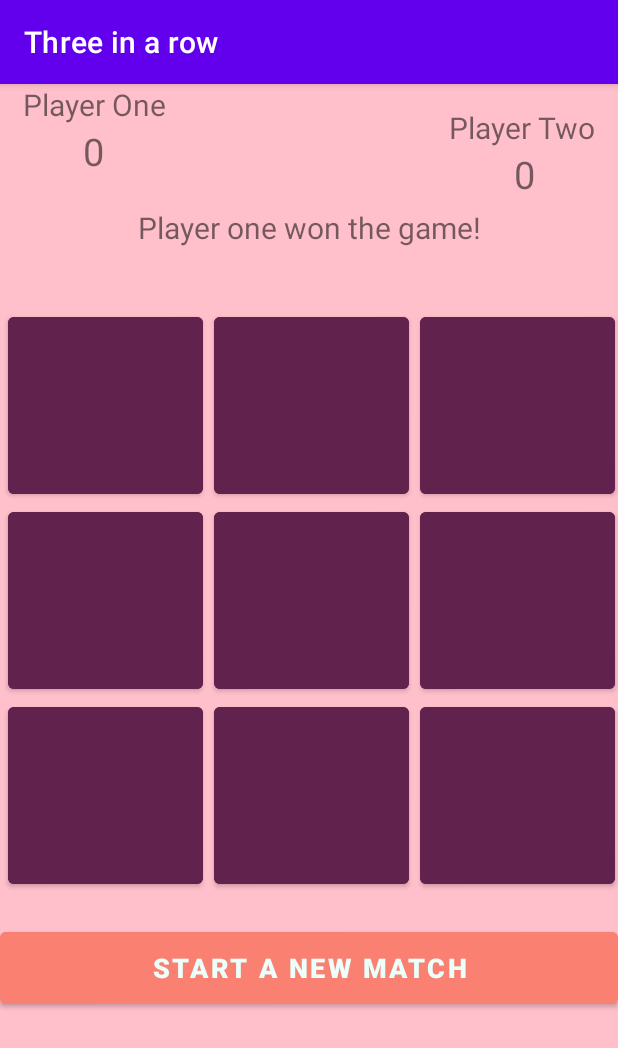
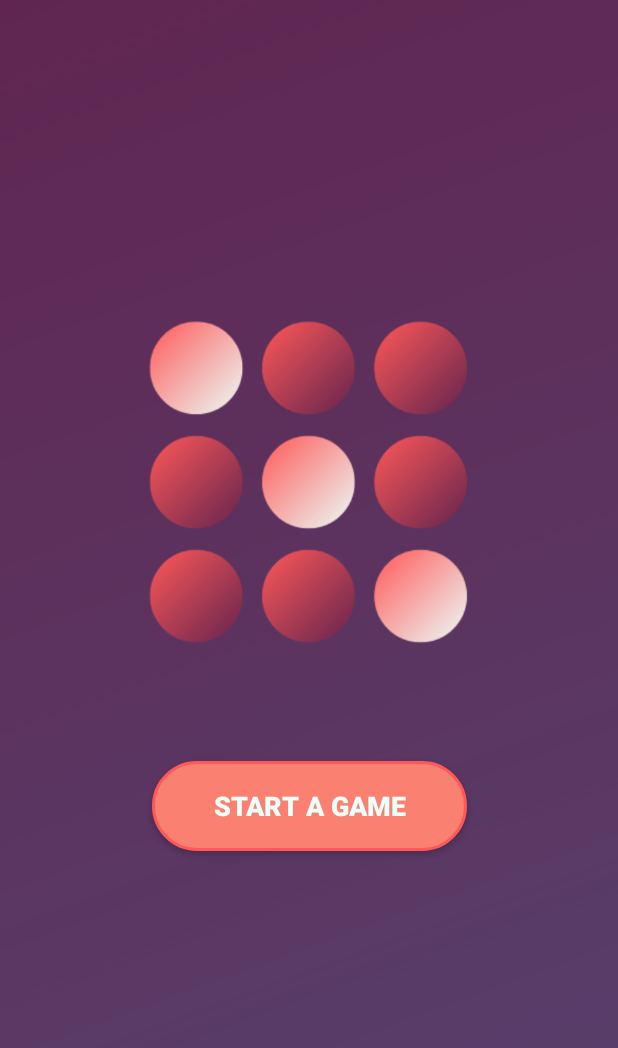
Before and after one commit to anmaricdev/MobDev-Project-2, an Android app: the screen it shows after launch (MainActivity before the commit, PreGameActivity after it), on a phone screen of 412 x 824 dp. Shown: the top 1048 px of the screen. Run offline under Robolectric (Android 15) with nearby library versions, the light colour scheme and no system bars.

Commit message:
added pregame and player name screen
added a pregame activity which contains a start a new game button which then takes the player to the player name activity where players can enter their usernames that will be used for display purposes

```diff
--- /dev/null
+++ b/app/src/main/java/tic/tac/toe/PreGameActivity.kt
@@ -0,0 +1,25 @@
+package tic.tac.toe
+
+import android.content.Intent
+import androidx.appcompat.app.AppCompatActivity
+import android.os.Bundle
+import android.os.Handler
+import android.os.Looper
+import android.widget.Button
+
+class PreGameActivity : AppCompatActivity() {
+    override fun onCreate(savedInstanceState: Bundle?) {
+        super.onCreate(savedInstanceState)
+        setContentView(R.layout.activity_pre_game)
+
+        //hides the top bar that says "Three in a row"
+        supportActionBar?.hide()
+
+        val startgame = findViewById<Button>(R.id.startGameButton)
+        startgame.setOnClickListener {
+            val intent = Intent(this@PreGameActivity, PlayerNameActivity::class.java)
+            startActivity(intent)
+            finish() //prevents the app returning to this screen if e.g. back button is pressed after switching to main app
+        }
+    }
+}
--- a/app/src/main/java/tic/tac/toe/SplashScreenActivity.kt
+++ b/app/src/main/java/tic/tac/toe/SplashScreenActivity.kt
@@ -17,7 +17,7 @@ class SplashScreenActivity : AppCompatActivity() {
 
         //after 3 seconds of splash screen action, switch from this splash screen activity back to the main activity
        Handler(Looper.getMainLooper()).postDelayed({
-           val intent = Intent (this@SplashScreenActivity, MainActivity::class.java)
+           val intent = Intent (this@SplashScreenActivity, PreGameActivity::class.java)
            startActivity(intent)
            finish() //prevents the app returning to this screen if e.g. back button is pressed after switching to main app
         }, 3000)
--- /dev/null
+++ b/app/src/main/res/drawable/button_layout.xml
@@ -0,0 +1,10 @@
+<?xml version="1.0" encoding="utf-8"?>
+<selector xmlns:android="http://schemas.android.com/apk/res/android">
+    <item>
+        <shape android:shape="rectangle">
+            <solid android:color="@color/salmon_main"/>
+            <corners android:radius="150dp"/>
+            <stroke android:color="@color/orange_main" android:width="2dp"/>
+        </shape>
+    </item>
+</selector>
--- a/app/src/main/res/layout/activity_main.xml
+++ b/app/src/main/res/layout/activity_main.xml
@@ -5,49 +5,48 @@
     xmlns:tools="http://schemas.android.com/tools"
     android:layout_width="match_parent"
     android:layout_height="match_parent"
-    android:background="#FFC0CB"
+    android:background="@color/pink_main"
     tools:context=".MainActivity">
 
     <TextView
         android:id="@+id/PlayerOne"
         android:layout_width="wrap_content"
         android:layout_height="wrap_content"
-        android:text="Player One"
-        android:textSize="20sp"
+        android:text="@string/player1"
+        android:textSize="@dimen/textSize_PlayerName"
         app:layout_constraintBaseline_toTopOf="parent"
         app:layout_constraintLeft_toLeftOf="parent"
         android:layout_marginLeft="15dp"
-        tools:layout_editor_absoluteY="15dp" />
+        />
 
     <TextView
         android:id="@+id/PlayerTwo"
         android:layout_width="wrap_content"
         android:layout_height="wrap_content"
-        android:text="Player Two"
-        android:textSize="20sp"
+        android:text="@string/player2"
+        android:textSize="@dimen/textSize_PlayerName"
         app:layout_constraintRight_toRightOf="parent"
         app:layout_constraintTop_toTopOf="parent"
-        android:layout_marginTop="15dp"
         android:layout_marginRight="15dp"
         />
 
     <TextView
-        android:id="@+id/PlayerOneWinstreak"
+        android:id="@+id/PlayerOneWinStreak"
         android:layout_width="wrap_content"
         android:layout_height="wrap_content"
-        android:text="0"
-        android:textSize="25sp"
+        android:text="@string/p1WinStreak"
+        android:textSize="@dimen/textSize_WinStreak"
         app:layout_constraintTop_toBottomOf="@+id/PlayerOne"
         app:layout_constraintLeft_toLeftOf="@+id/PlayerOne"
         android:layout_marginLeft="40dp"
         />
 
     <TextView
-        android:id="@+id/PlayerTwoWinstreak"
+        android:id="@+id/PlayerTwoWinStreak"
         android:layout_width="wrap_content"
         android:layout_height="wrap_content"
-        android:text="0"
-        android:textSize="25sp"
+        android:text="@string/p2WinStreak"
+        android:textSize="@dimen/textSize_WinStreak"
         app:layout_constraintTop_toBottomOf="@+id/PlayerTwo"
         app:layout_constraintRight_toRightOf="@+id/PlayerTwo"
         android:layout_marginRight="40dp"
@@ -57,10 +56,10 @@
         android:id="@+id/WinnerDisplay"
         android:layout_width="match_parent"
         android:layout_height="wrap_content"
-        android:textSize="20sp"
+        android:textSize="@dimen/textSize_Winner"
         android:textAlignment="center"
-        android:text="Player one won the game!"
-        app:layout_constraintTop_toBottomOf="@+id/PlayerOneWinstreak"
+        android:text="@string/winner"
+        app:layout_constraintTop_toBottomOf="@+id/PlayerOneWinStreak"
         app:layout_constraintLeft_toLeftOf="parent"
         app:layout_constraintRight_toRightOf="parent"
         android:layout_marginTop="20dp"
@@ -70,7 +69,7 @@
         android:id="@+id/Button_TL"
         android:layout_width="130dp"
         android:layout_height="130dp"
-        android:textSize="60sp"
+        android:textSize="@dimen/textSize_PlayerInput"
         android:textStyle="bold"
         android:textColor="@color/orange_main"
         android:backgroundTint="@color/purple_main"
@@ -85,7 +84,7 @@
         android:id="@+id/Button_TM"
         android:layout_width="130dp"
         android:layout_height="130dp"
-        android:textSize="60sp"
+        android:textSize="@dimen/textSize_PlayerInput"
         android:textStyle="bold"
         android:textColor="@color/orange_main"
         android:backgroundTint="@color/purple_main"
@@ -99,7 +98,7 @@
         android:id="@+id/Button_TR"
         android:layout_width="130dp"
         android:layout_height="130dp"
-        android:textSize="60sp"
+        android:textSize="@dimen/textSize_PlayerInput"
         android:textStyle="bold"
         android:textColor="@color/orange_main"
         android:backgroundTint="@color/purple_main"
@@ -112,7 +111,7 @@
         android:id="@+id/Button_ML"
         android:layout_width="130dp"
         android:layout_height="130dp"
-        android:textSize="60sp"
+        android:textSize="@dimen/textSize_PlayerInput"
         android:textStyle="bold"
         android:textColor="@color/orange_main"
         android:backgroundTint="@color/purple_main"
@@ -124,7 +123,7 @@
         android:id="@+id/Button_MM"
         android:layout_width="130dp"
         android:layout_height="130dp"
-        android:textSize="60sp"
+        android:textSize="@dimen/textSize_PlayerInput"
         android:textStyle="bold"
         android:textColor="@color/orange_main"
         android:backgroundTint="@color/purple_main"
@@ -136,7 +135,7 @@
         android:id="@+id/Button_MR"
         android:layout_width="130dp"
         android:layout_height="130dp"
-        android:textSize="60sp"
+        android:textSize="@dimen/textSize_PlayerInput"
         android:textStyle="bold"
         android:textColor="@color/orange_main"
         android:backgroundTint="@color/purple_main"
@@ -148,7 +147,7 @@
         android:id="@+id/Button_DL"
         android:layout_width="130dp"
         android:layout_height="130dp"
-        android:textSize="60sp"
+        android:textSize="@dimen/textSize_PlayerInput"
         android:textStyle="bold"
         android:textColor="@color/orange_main"
         android:backgroundTint="@color/purple_main"
@@ -160,7 +159,7 @@
         android:id="@+id/Button_DM"
         android:layout_width="130dp"
         android:layout_height="130dp"
-        android:textSize="60sp"
+        android:textSize="@dimen/textSize_PlayerInput"
         android:textStyle="bold"
         android:textColor="@color/orange_main"
         android:backgroundTint="@color/purple_main"
@@ -172,7 +171,7 @@
         android:id="@+id/Button_DR"
         android:layout_width="130dp"
         android:layout_height="130dp"
-        android:textSize="60sp"
+        android:textSize="@dimen/textSize_PlayerInput"
         android:textStyle="bold"
         android:textColor="@color/orange_main"
         android:backgroundTint="@color/purple_main"
@@ -183,12 +182,12 @@
     <Button
         android:id="@+id/Button_NewGame"
         android:layout_width="match_parent"
-        android:layout_height="60dp"
-        android:text="Start a new match"
-        android:textSize="18sp"
+        android:layout_height="@dimen/textSize_PlayerInput"
+        android:text="@string/NG_button"
+        android:textSize="@dimen/textSize_Button"
         android:textStyle="bold"
         android:textColor="@color/white_main"
-        android:backgroundTint="@color/Salmon_main"
+        android:background="@drawable/button_layout"
         app:layout_constraintTop_toBottomOf="@+id/Button_DL"
         app:layout_constraintLeft_toRightOf="parent"
         app:layout_constraintRight_toRightOf="parent"
--- /dev/null
+++ b/app/src/main/res/layout/activity_pre_game.xml
@@ -0,0 +1,38 @@
+<?xml version="1.0" encoding="utf-8"?>
+<androidx.constraintlayout.widget.ConstraintLayout xmlns:android="http://schemas.android.com/apk/res/android"
+    xmlns:app="http://schemas.android.com/apk/res-auto"
+    xmlns:tools="http://schemas.android.com/tools"
+    android:layout_width="match_parent"
+    android:layout_height="match_parent"
+    tools:context=".PreGameActivity">
+
+    <ImageView
+        android:id="@+id/img"
+        android:layout_width="wrap_content"
+        android:layout_height="900dp"
+        android:scaleType="centerCrop"
+        android:src="@drawable/tiar_pregame_screen"
+        app:layout_constraintBottom_toBottomOf="parent"
+        app:layout_constraintEnd_toEndOf="parent"
+        app:layout_constraintHorizontal_bias="0.0"
+        app:layout_constraintStart_toStartOf="parent"
+        app:layout_constraintTop_toTopOf="parent"
+        app:layout_constraintVertical_bias="0.295" />
+
+    <Button
+        android:id="@+id/startGameButton"
+        android:layout_width="210dp"
+        android:layout_height="60dp"
+        android:text="@string/start_button"
+        android:textSize="@dimen/textSize_Button"
+        android:textStyle="bold"
+        android:textColor="@color/white_main"
+        android:background="@drawable/button_layout"
+        app:layout_constraintTop_toTopOf="parent"
+        app:layout_constraintBottom_toBottomOf="parent"
+        app:layout_constraintLeft_toLeftOf="parent"
+        app:layout_constraintRight_toRightOf="parent"
+        android:layout_marginTop="250dp"
+        />
+
+</androidx.constraintlayout.widget.ConstraintLayout>
--- a/app/src/main/res/values-night/themes.xml
+++ b/app/src/main/res/values-night/themes.xml
@@ -1,6 +1,6 @@
 <resources xmlns:tools="http://schemas.android.com/tools">
     <!-- Base application theme. -->
-    <style name="Theme.ThreeInARow" parent="Theme.MaterialComponents.DayNight.DarkActionBar">
+    <style name="Theme.ThreeInARow" parent="Theme.AppCompat.DayNight.NoActionBar">
         <!-- Primary brand color. -->
         <item name="colorPrimary">@color/purple_200</item>
         <item name="colorPrimaryVariant">@color/purple_700</item>
--- a/app/src/main/res/values/colors.xml
+++ b/app/src/main/res/values/colors.xml
@@ -12,6 +12,7 @@
     <color name="orange_main">#FF5858</color>
     <color name="purple_main">#61234E</color>
     <color name="black_main">#032535</color>
-    <color name="Salmon_main">#FA8072</color>
+    <color name="salmon_main">#FA8072</color>
+    <color name="pink_main">#FFC0CB</color>
 
 </resources>
--- a/app/src/main/res/values/themes.xml
+++ b/app/src/main/res/values/themes.xml
@@ -1,6 +1,6 @@
 <resources xmlns:tools="http://schemas.android.com/tools">
     <!-- Base application theme. -->
-    <style name="Theme.ThreeInARow" parent="Theme.MaterialComponents.DayNight.DarkActionBar">
+    <style name="Theme.ThreeInARow" parent="Theme.AppCompat.DayNight.NoActionBar">
         <!-- Primary brand color. -->
         <item name="colorPrimary">@color/purple_500</item>
         <item name="colorPrimaryVariant">@color/purple_700</item>
```
Also changed, not shown: app/src/main/AndroidManifest.xml (+18 -10 lines), app/src/main/java/tic/tac/toe/MainActivity.kt (+37 -0 lines), app/src/main/java/tic/tac/toe/PlayerNameActivity.kt (added, +14 -0 lines), app/src/main/res/layout/activity_player_name.xml (added, +85 -0 lines), app/src/main/res/values/dimens.xml (added, +10 -0 lines), app/src/main/res/values/strings.xml (+13 -0 lines), app/src/main/res/drawable/tiar_pregame_screen.png (added).
